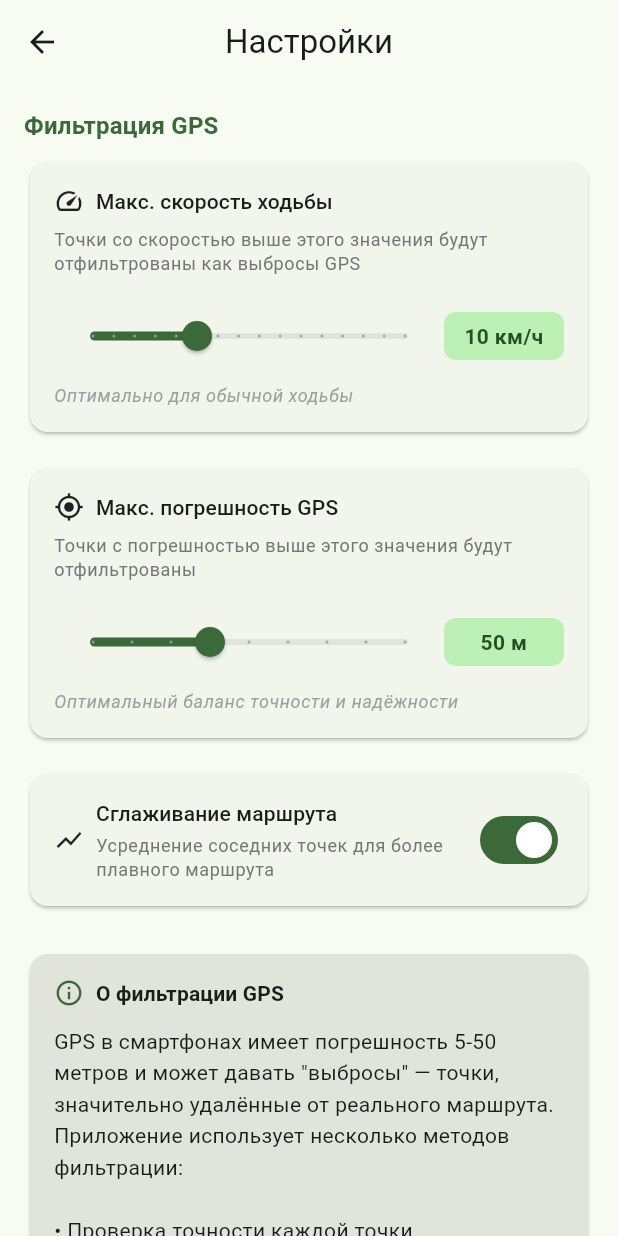
After one commit to NikasAl/progulkin, a Flutter app: the SettingsScreen screen opened directly, on a phone screen of 412 x 824 dp. The commit adds this screen. Run offline on Flutter 3.47's test engine with Material 3 defaults, Android fonts, the phone set to English and light mode, and no system bars; our stand-ins replace flutter_map, geolocator, latlong2, pedometer, permission_handler, sensors_plus and 1 more; accounts and stored records are empty.

Commit message:
Продвинутая фильтрация GPS с настраиваемыми параметрами
Улучшения фильтрации:
- Постоянная проверка скорости между соседними точками
- Медианный фильтр для выявления аномалий
- Проверка на возврат к старым позициям
- Скользящее среднее для сглаживания маршрута
- Настраиваемые параметры (скорость, точность)

Добавлено:
- Экран настроек с слайдерами для скорости и точности
- Информация о методах фильтрации
- Сохранение настроек в SharedPreferences

Foreground Service улучшен для стабильной работы в фоне

```diff
--- /dev/null
+++ b/lib/screens/settings_screen.dart
@@ -0,0 +1,370 @@
+import 'package:flutter/material.dart';
+import 'package:shared_preferences/shared_preferences.dart';
+import '../services/location_service.dart';
+
+/// Экран настроек приложения
+class SettingsScreen extends StatefulWidget {
+  const SettingsScreen({super.key});
+
+  @override
+  State<SettingsScreen> createState() => _SettingsScreenState();
+}
+
+class _SettingsScreenState extends State<SettingsScreen> {
+  final LocationService _locationService = LocationService();
+
+  late double _maxWalkingSpeed;
+  late double _maxAccuracy;
+  late bool _enableSmoothing;
+
+  bool _isLoading = true;
+
+  @override
+  void initState() {
+    super.initState();
+    _loadSettings();
+  }
+
+  Future<void> _loadSettings() async {
+    final prefs = await SharedPreferences.getInstance();
+
+    setState(() {
+      _maxWalkingSpeed = prefs.getDouble('maxWalkingSpeed') ?? 10.0;
+      _maxAccuracy = prefs.getDouble('maxAccuracy') ?? 50.0;
+      _enableSmoothing = prefs.getBool('enableSmoothing') ?? true;
+      _isLoading = false;
+    });
+
+    // Применяем к сервису
+    _locationService.maxWalkingSpeedKmh = _maxWalkingSpeed;
+    _locationService.maxAccuracyMeters = _maxAccuracy;
+    _locationService.enableSmoothing = _enableSmoothing;
+  }
+
+  Future<void> _saveSettings() async {
+    final prefs = await SharedPreferences.getInstance();
+
+    await prefs.setDouble('maxWalkingSpeed', _maxWalkingSpeed);
+    await prefs.setDouble('maxAccuracy', _maxAccuracy);
+    await prefs.setBool('enableSmoothing', _enableSmoothing);
+
+    // Применяем к сервису
+    _locationService.maxWalkingSpeedKmh = _maxWalkingSpeed;
+    _locationService.maxAccuracyMeters = _maxAccuracy;
+    _locationService.enableSmoothing = _enableSmoothing;
+
+    if (mounted) {
+      ScaffoldMessenger.of(context).showSnackBar(
+        const SnackBar(
+          content: Text('Настройки сохранены'),
+          backgroundColor: Colors.green,
+        ),
+      );
+    }
+  }
+
+  @override
+  Widget build(BuildContext context) {
+    return Scaffold(
+      appBar: AppBar(
+        title: const Text('Настройки'),
+      ),
+      body: _isLoading
+          ? const Center(child: CircularProgressIndicator())
+          : ListView(
+              padding: const EdgeInsets.all(16),
+              children: [
+                // Секция GPS фильтрации
+                _buildSectionHeader('Фильтрация GPS'),
+                const SizedBox(height: 8),
+
+                // Максимальная скорость
+                _buildSpeedSlider(),
+                const SizedBox(height: 16),
+
+                // Максимальная точность
+                _buildAccuracySlider(),
+                const SizedBox(height: 16),
+
+                // Сглаживание
+                _buildSmoothingSwitch(),
+                const SizedBox(height: 24),
+
+                // Информация
+                _buildInfoCard(),
+                const SizedBox(height: 24),
+
+                // Кнопка сохранения
+                ElevatedButton.icon(
+                  onPressed: _saveSettings,
+                  icon: const Icon(Icons.save),
+                  label: const Text('Сохранить настройки'),
+                  style: ElevatedButton.styleFrom(
+                    padding: const EdgeInsets.symmetric(vertical: 16),
+                  ),
+                ),
+              ],
+            ),
+    );
+  }
+
+  Widget _buildSectionHeader(String title) {
+    return Text(
+      title,
+      style: Theme.of(context).textTheme.titleMedium?.copyWith(
+        fontWeight: FontWeight.bold,
+        color: Theme.of(context).colorScheme.primary,
+      ),
+    );
+  }
+
+  Widget _buildSpeedSlider() {
+    return Card(
+      child: Padding(
+        padding: const EdgeInsets.all(16),
+        child: Column(
+          crossAxisAlignment: CrossAxisAlignment.start,
+          children: [
+            Row(
+              children: [
+                const Icon(Icons.speed, size: 20),
+                const SizedBox(width: 8),
+                Text(
+                  'Макс. скорость ходьбы',
+                  style: Theme.of(context).textTheme.titleSmall,
+                ),
+              ],
+            ),
+            const SizedBox(height: 8),
+            Text(
+              'Точки со скоростью выше этого значения будут отфильтрованы как выбросы GPS',
+              style: Theme.of(context).textTheme.bodySmall?.copyWith(
+                color: Colors.grey[600],
+              ),
+            ),
+            const SizedBox(height: 16),
+            Row(
+              children: [
+                Expanded(
+                  child: Slider(
+                    value: _maxWalkingSpeed,
+                    min: 5,
+                    max: 20,
+                    divisions: 15,
+                    label: '${_maxWalkingSpeed.toStringAsFixed(0)} км/ч',
+                    onChanged: (value) {
+                      setState(() {
+                        _maxWalkingSpeed = value;
+                      });
+                    },
+                  ),
+                ),
+                Container(
+                  width: 80,
+                  padding: const EdgeInsets.symmetric(horizontal: 12, vertical: 6),
+                  decoration: BoxDecoration(
+                    color: Theme.of(context).colorScheme.primaryContainer,
+                    borderRadius: BorderRadius.circular(8),
+                  ),
+                  child: Text(
+                    '${_maxWalkingSpeed.toStringAsFixed(0)} км/ч',
+                    textAlign: TextAlign.center,
+                    style: TextStyle(
+                      fontWeight: FontWeight.bold,
+                      color: Theme.of(context).colorScheme.onPrimaryContainer,
+                    ),
+                  ),
+                ),
+              ],
+            ),
+            const SizedBox(height: 8),
+            Text(
+              _getSpeedRecommendation(),
+              style: Theme.of(context).textTheme.bodySmall?.copyWith(
+                color: Colors.grey[500],
+                fontStyle: FontStyle.italic,
+              ),
+            ),
+          ],
+        ),
+      ),
+    );
+  }
+
+  String _getSpeedRecommendation() {
+    if (_maxWalkingSpeed < 7) {
+      return 'Медленная прогулка, высокий риск потери точек';
+    } else if (_maxWalkingSpeed < 12) {
+      return 'Оптимально для обычной ходьбы';
+    } else if (_maxWalkingSpeed < 16) {
+      return 'Быстрая ходьба / лёгкий бег';
+    } else {
+      return 'Бег, могут пройти шумные точки GPS';
+    }
+  }
+
+  Widget _buildAccuracySlider() {
+    return Card(
+      child: Padding(
+        padding: const EdgeInsets.all(16),
+        child: Column(
+          crossAxisAlignment: CrossAxisAlignment.start,
+          children: [
+            Row(
+              children: [
+                const Icon(Icons.gps_fixed, size: 20),
+                const SizedBox(width: 8),
+                Text(
+                  'Макс. погрешность GPS',
+                  style: Theme.of(context).textTheme.titleSmall,
+                ),
+              ],
+            ),
+            const SizedBox(height: 8),
+            Text(
+              'Точки с погрешностью выше этого значения будут отфильтрованы',
+              style: Theme.of(context).textTheme.bodySmall?.copyWith(
+                color: Colors.grey[600],
+              ),
+            ),
+            const SizedBox(height: 16),
+            Row(
+              children: [
+                Expanded(
+                  child: Slider(
+                    value: _maxAccuracy,
+                    min: 20,
+                    max: 100,
+                    divisions: 8,
+                    label: '${_maxAccuracy.toStringAsFixed(0)} м',
+                    onChanged: (value) {
+                      setState(() {
+                        _maxAccuracy = value;
+                      });
+                    },
+                  ),
+                ),
+                Container(
+                  width: 80,
+                  padding: const EdgeInsets.symmetric(horizontal: 12, vertical: 6),
+                  decoration: BoxDecoration(
+                    color: Theme.of(context).colorScheme.primaryContainer,
+                    borderRadius: BorderRadius.circular(8),
+                  ),
+                  child: Text(
+                    '${_maxAccuracy.toStringAsFixed(0)} м',
+                    textAlign: TextAlign.center,
+                    style: TextStyle(
+                      fontWeight: FontWeight.bold,
+                      color: Theme.of(context).colorScheme.onPrimaryContainer,
+                    ),
+                  ),
+                ),
+              ],
+            ),
+            const SizedBox(height: 8),
+            Text(
+              _getAccuracyRecommendation(),
+              style: Theme.of(context).textTheme.bodySmall?.copyWith(
+                color: Colors.grey[500],
+                fontStyle: FontStyle.italic,
+              ),
+            ),
+          ],
+        ),
+      ),
+    );
+  }
+
+  String _getAccuracyRecommendation() {
+    if (_maxAccuracy < 30) {
+      return 'Высокая точность, может терять точки в зданиях';
+    } else if (_maxAccuracy < 60) {
+      return 'Оптимальный баланс точности и надёжности';
+    } else {
+      return 'Могут пройти неточные точки в городе';
+    }
+  }
+
+  Widget _buildSmoothingSwitch() {
+    return Card(
+      child: Padding(
+        padding: const EdgeInsets.all(16),
+        child: Row(
+          children: [
+            const Icon(Icons.show_chart, size: 20),
+            const SizedBox(width: 8),
+            Expanded(
+              child: Column(
+                crossAxisAlignment: CrossAxisAlignment.start,
+                children: [
+                  Text(
+                    'Сглаживание маршрута',
+                    style: Theme.of(context).textTheme.titleSmall,
+                  ),
+                  const SizedBox(height: 4),
+                  Text(
+                    'Усреднение соседних точек для более плавного маршрута',
+                    style: Theme.of(context).textTheme.bodySmall?.copyWith(
+                      color: Colors.grey[600],
+                    ),
+                  ),
+                ],
+              ),
+            ),
+            Switch(
+              value: _enableSmoothing,
+              onChanged: (value) {
+                setState(() {
+                  _enableSmoothing = value;
+                });
+              },
+            ),
+          ],
+        ),
+      ),
+    );
+  }
+
+  Widget _buildInfoCard() {
+    return Card(
+      color: Theme.of(context).colorScheme.surfaceContainerHighest,
+      child: Padding(
+        padding: const EdgeInsets.all(16),
+        child: Column(
+          crossAxisAlignment: CrossAxisAlignment.start,
+          children: [
+            Row(
+              children: [
+                Icon(Icons.info_outline,
+                  size: 20,
+                  color: Theme.of(context).colorScheme.primary,
+                ),
+                const SizedBox(width: 8),
+                Text(
+                  'О фильтрации GPS',
+                  style: Theme.of(context).textTheme.titleSmall?.copyWith(
+                    fontWeight: FontWeight.bold,
+                  ),
+                ),
+              ],
+            ),
+            const SizedBox(height: 12),
+            const Text(
+              'GPS в смартфонах имеет погрешность 5-50 метров и может '
+              'давать "выбросы" — точки, значительно удалённые от реального '
+              'маршрута. Приложение использует несколько методов фильтрации:\n\n'
+              '• Проверка точности каждой точки\n'
+              '• Проверка скорости между точками\n'
+              '• Медианный фильтр для выявления аномалий\n'
+              '• Проверка на возврат к старым позициям\n'
+              '• Скользящее среднее для сглаживания\n\n'
+              'Настройте параметры под свой стиль ходьбы.',
+              style: TextStyle(height: 1.5),
+            ),
+          ],
+        ),
+      ),
+    );
+  }
+}
```
Also changed, not shown: lib/screens/home_screen.dart (+14 -1 lines), lib/services/location_service.dart (+223 -98 lines).
